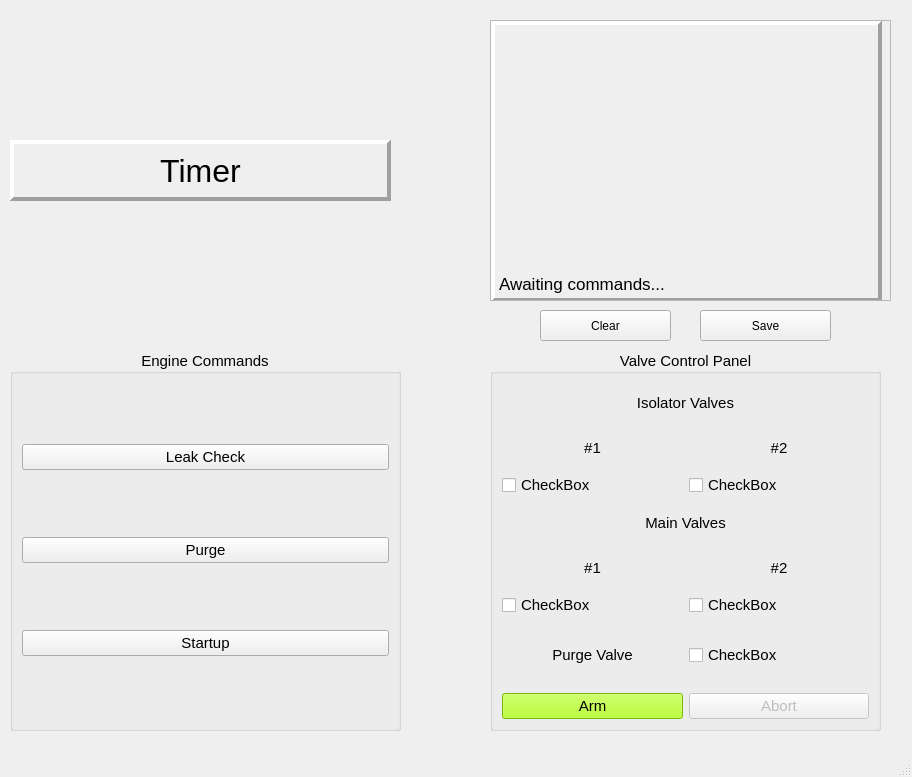
UC-Davis-APRL/APRL_GUI, file v0.1/APRL_GUIv0_1.ui: the form before one commit.
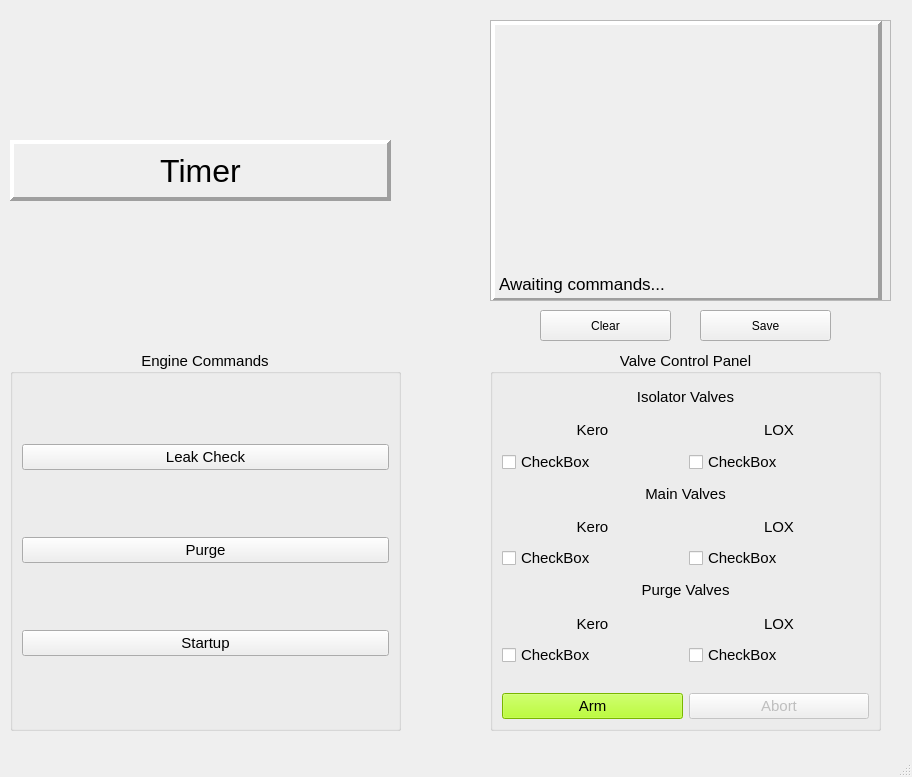
The form after the commit. Custom widgets are drawn as their Qt base class.

Commit message: Finished Arduino control code, command sequences reflect valve state changes

```diff
--- a/v0.1/APRL_GUIv0_1.ui
+++ b/v0.1/APRL_GUIv0_1.ui
@@ -67,7 +67,7 @@
        <item>
         <widget class="QLabel" name="isoVal1Label">
          <property name="text">
-          <string>#1</string>
+          <string>Kero</string>
          </property>
          <property name="alignment">
           <set>Qt::AlignCenter</set>
@@ -77,7 +77,7 @@
        <item>
         <widget class="QLabel" name="isoVal2Label">
          <property name="text">
-          <string>#2</string>
+          <string>LOX</string>
          </property>
          <property name="alignment">
           <set>Qt::AlignCenter</set>
@@ -146,7 +146,7 @@
        <item>
         <widget class="QLabel" name="mainVal1Label">
          <property name="text">
-          <string>#1</string>
+          <string>Kero</string>
          </property>
          <property name="alignment">
           <set>Qt::AlignCenter</set>
@@ -156,7 +156,7 @@
        <item>
         <widget class="QLabel" name="mainVal2Label">
          <property name="text">
-          <string>#2</string>
+          <string>LOX</string>
          </property>
          <property name="alignment">
           <set>Qt::AlignCenter</set>
@@ -194,32 +194,55 @@
       </layout>
      </item>
      <item>
-      <spacer name="horizontalSpacer">
-       <property name="orientation">
-        <enum>Qt::Horizontal</enum>
+      <widget class="QLabel" name="purgeValLabel">
+       <property name="font">
+        <font>
+         <pointsize>11</pointsize>
+        </font>
        </property>
-       <property name="sizeHint" stdset="0">
-        <size>
-         <width>40</width>
-         <height>20</height>
-        </size>
+       <property name="text">
+        <string>Purge Valves</string>
        </property>
-      </spacer>
+       <property name="alignment">
+        <set>Qt::AlignCenter</set>
+       </property>
+      </widget>
+     </item>
+     <item>
+      <layout class="QHBoxLayout" name="purgeValLabels">
+       <item>
+        <widget class="QLabel" name="purgeValLabel1">
+         <property name="text">
+          <string>Kero</string>
+         </property>
+         <property name="alignment">
+          <set>Qt::AlignCenter</set>
+         </property>
+        </widget>
+       </item>
+       <item>
+        <widget class="QLabel" name="purgeValLabel2">
+         <property name="text">
+          <string>LOX</string>
+         </property>
+         <property name="alignment">
+          <set>Qt::AlignCenter</set>
+         </property>
+        </widget>
+       </item>
+      </layout>
      </item>
      <item>
       <layout class="QHBoxLayout" name="purgeRow">
        <item>
-        <widget class="QLabel" name="purgeValLabel">
+        <widget class="AnimatedToggle" name="purgeTog1">
          <property name="font">
           <font>
            <pointsize>11</pointsize>
           </font>
          </property>
          <property name="text">
-          <string>Purge Valve</string>
-         </property>
-         <property name="alignment">
-          <set>Qt::AlignCenter</set>
+          <string>CheckBox</string>
          </property>
         </widget>
        </item>
```
Left out of the diff: 2 changed lines with no effect on the pictures. The commit also changes 4 other files.
